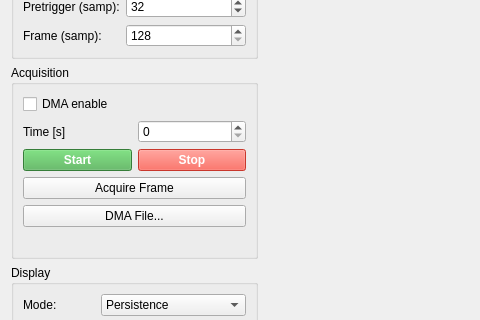
Old version of the form forms/scope_view.ui in the repository nucliflare/nlub-digitizer-community; both pictures show x 0 to 480 and y 172 to 492 of the 900 by 600 pixel window.
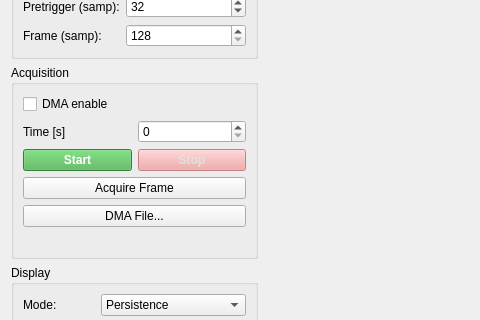
New version of the form. Custom widgets are drawn as their Qt base class.

Commit message: fixed pulse polarity and start stop buttons to indicate current state

Patch:
```diff
--- a/forms/scope_view.ui
+++ b/forms/scope_view.ui
@@ -242,8 +242,13 @@
             <property name="text">
              <string>Stop</string>
             </property>
+            <property name="checkable">
+             <bool>true</bool>
+            </property>
             <property name="styleSheet">
-             <string>background-color: #f44336; color: white; font-weight: bold;</string>
+             <string>QPushButton { background-color: #f44336; color: white; font-weight: bold; }
+QPushButton:checked { background-color: #C62828; border: 2px solid #B71C1C; }
+QPushButton:disabled { background-color: #EF9A9A; color: #E0E0E0; }</string>
             </property>
            </widget>
           </item>
```
Left out of the diff: 7 changed lines with no effect on the pictures. The commit also changes 5 other files.
